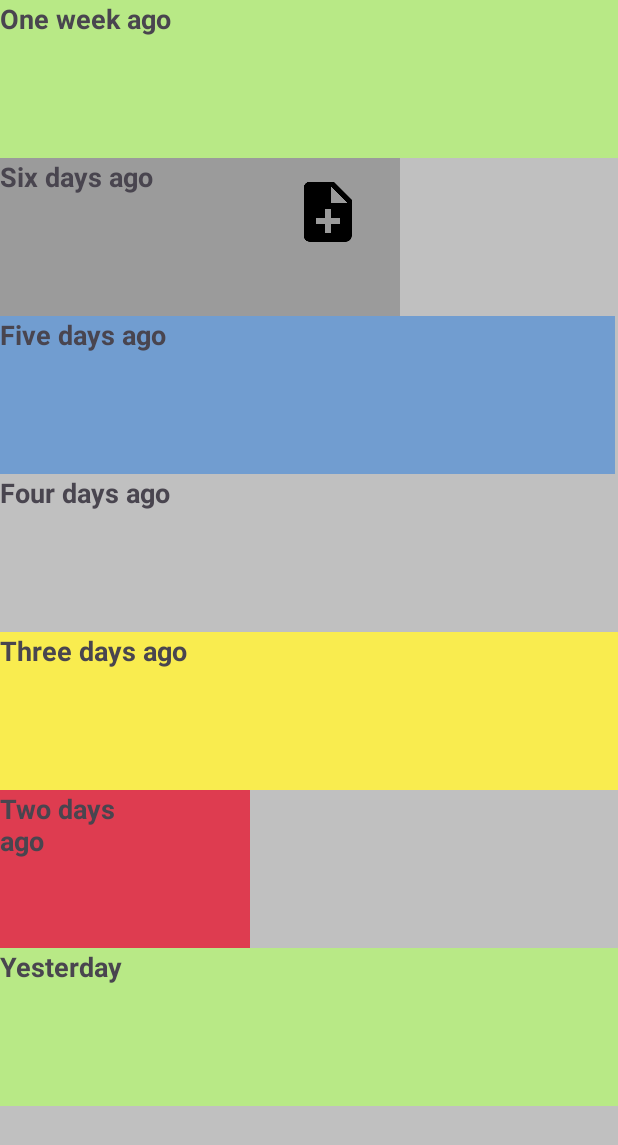
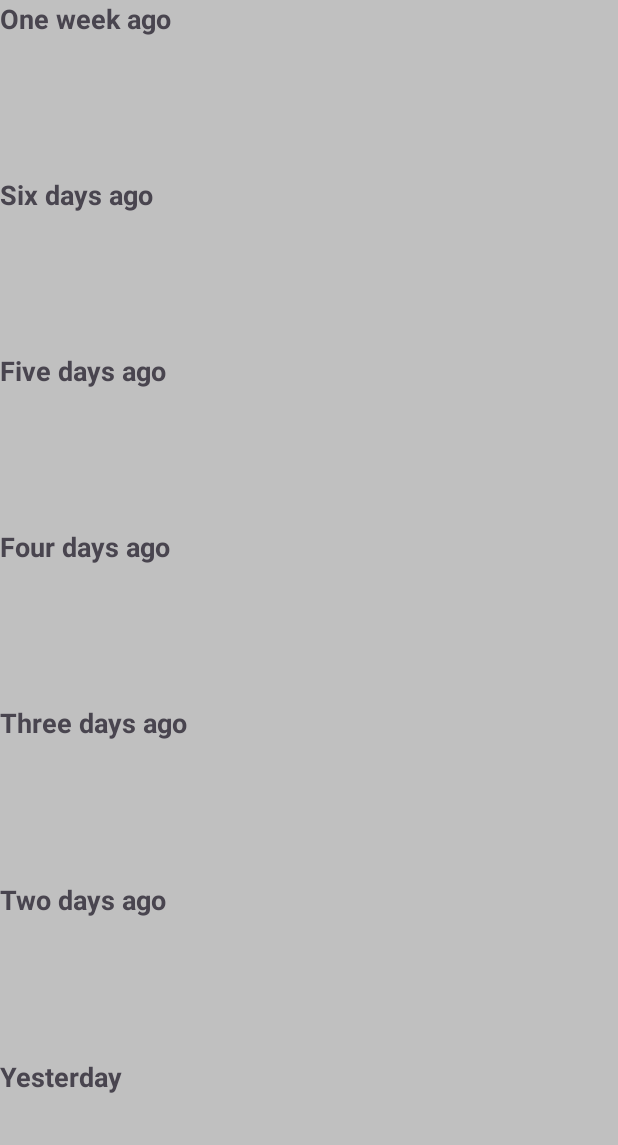
Before and after one commit to sanilveeravu/MoodTracker, an Android app: the screen it shows after launch (GameActivity before the commit, HistoryActivity after it), after a tap on an icon or button, on a phone screen of 412 x 824 dp. Shown: the top 1145 px of the screen. Run offline under Robolectric (Android 15) with nearby library versions, the phone set to English and light mode, and no system bars.

Commit message:
working flow

```diff
--- a/app/src/main/AndroidManifest.xml
+++ b/app/src/main/AndroidManifest.xml
@@ -16,7 +16,7 @@
         android:theme="@style/Theme.MoodTracker"
         tools:targetApi="31">
         <activity
-            android:name=".controller.GameActivity"
+            android:name=".controller.HistoryActivity"
             android:exported="false" />
         <activity
             android:name=".controller.MainActivity"
--- a/app/src/main/java/com/openclassrooms/moodtracker/controller/GameActivity.java
+++ b/app/src/main/java/com/openclassrooms/moodtracker/controller/HistoryActivity.java
@@ -1,47 +1,32 @@
 package com.openclassrooms.moodtracker.controller;
 
 import androidx.annotation.NonNull;
-import androidx.appcompat.app.AlertDialog;
 import androidx.appcompat.app.AppCompatActivity;
-import androidx.appcompat.widget.LinearLayoutCompat;
 
-import android.content.DialogInterface;
-import android.content.Intent;
 import android.os.Bundle;
-import android.os.Handler;
 import android.view.MotionEvent;
 import android.view.View;
 import android.view.ViewGroup;
 import android.widget.FrameLayout;
 import android.widget.ImageButton;
-import android.widget.LinearLayout;
 import android.widget.TextView;
-import android.widget.Button;
 import android.widget.Toast;
 
 import com.fasterxml.jackson.core.type.TypeReference;
-import com.fasterxml.jackson.databind.DeserializationFeature;
 import com.fasterxml.jackson.databind.ObjectMapper;
-import com.fasterxml.jackson.databind.ObjectWriter;
 import com.openclassrooms.moodtracker.R;
 import com.openclassrooms.moodtracker.model.ImageMap;
 import com.openclassrooms.moodtracker.model.Mood;
 import com.openclassrooms.moodtracker.model.MoodHistory;
-import com.openclassrooms.moodtracker.model.Question;
-import com.openclassrooms.moodtracker.model.QuestionBank;
 
 import java.util.ArrayList;
-import java.util.Arrays;
 import java.util.List;
 
 
-public class GameActivity extends AppCompatActivity implements View.OnClickListener
+public class HistoryActivity extends AppCompatActivity implements View.OnClickListener
 {
-
     public static final String MOOD_HISTORY = "MOOD_HISTORY";
     public static final String MOOD_LIST = "MOOD_LIST";
-
-    public static final String BUNDLE_STATE_QUESTION_COUNT = "BUNDLE_STATE_QUESTION_COUNT";
     TextView mOneWeekAgo;
     TextView mSixDaysAgo;
     TextView mFiveDaysAgo;
@@ -65,9 +50,6 @@ public class GameActivity extends AppCompatActivity implements View.OnClickListe
     FrameLayout mFrameButtonThreeDaysAgo;
     FrameLayout mFrameButtonTwoDaysAgo;
     FrameLayout mFrameButtonYesterday;
-
-    Button mGameButton1;
-
 
     ImageButton mone_week_ago_button_noteadd;
     ImageButton msix_days_ago_button_noteadd;
@@ -100,17 +82,14 @@ public class GameActivity extends AppCompatActivity implements View.OnClickListe
     @Override
     protected void onSaveInstanceState(@NonNull Bundle outState) {
         super.onSaveInstanceState(outState);
-        //outState.putInt(BUNDLE_STATE_SCORE,mScore);
-        //outState.putInt(BUNDLE_STATE_QUESTION_COUNT,mRemainingQuestionCount);
     }
 
     @Override
     protected void onCreate(Bundle savedInstanceState) {
-
         try {
 
             super.onCreate(savedInstanceState);
-            setContentView(R.layout.activity_game);
+            setContentView(R.layout.activity_history);
 
             mImageMap = new ImageMap();
 
@@ -149,23 +128,10 @@ public class GameActivity extends AppCompatActivity implements View.OnClickListe
 
             mMoodHistory = new MoodHistory();
 
-
-
-//            getSharedPreferences(MOOD_HISTORY, MODE_PRIVATE)
-//                    .edit()
-//                    .putString(MOOD_LIST, moodHistoryDefault)
-//                    .commit();
-
             String moodHistoryJson = getSharedPreferences(MOOD_HISTORY, MODE_PRIVATE)
                     .getString(MOOD_LIST, getDefaultMoodList());
 
             moodList = mapper.readValue(moodHistoryJson, new TypeReference<List<Mood>>() {});
-
-
-
-            //moodList = mapper.readValue(moodHistoryJson, Mood[].class);
-
-            //mMoodHistory.setMoodList(Arrays.stream(mMoodHistoryCsv.split(",")).mapToInt(Integer::parseInt).toArray());
 
             String mone_week_ago_button_noteadd_text=updateMood(mOneWeekAgo, 0,mFrameOneWeekAgo, mFrameButtonOneWeekAgo,mone_week_ago_button_noteadd);
             String msix_days_ago_button_noteadd_text=updateMood(mSixDaysAgo, 1,mFrameSixDaysAgo, mFrameButtonSixDaysAgo,msix_days_ago_button_noteadd);
@@ -178,49 +144,49 @@ public class GameActivity extends AppCompatActivity implements View.OnClickListe
             mone_week_ago_button_noteadd.setOnClickListener(new View.OnClickListener() {
                 @Override
                 public void onClick(View v) {
-                    Toast.makeText(GameActivity.this, mone_week_ago_button_noteadd_text, Toast.LENGTH_LONG).show();
+                    Toast.makeText(HistoryActivity.this, mone_week_ago_button_noteadd_text, Toast.LENGTH_LONG).show();
                 }
             });
 
             msix_days_ago_button_noteadd.setOnClickListener(new View.OnClickListener() {
                 @Override
                 public void onClick(View v) {
-                    Toast.makeText(GameActivity.this, msix_days_ago_button_noteadd_text, Toast.LENGTH_LONG).show();
+                    Toast.makeText(HistoryActivity.this, msix_days_ago_button_noteadd_text, Toast.LENGTH_LONG).show();
                 }
             });
 
             mfive_days_ago_button_noteadd.setOnClickListener(new View.OnClickListener() {
                 @Override
                 public void onClick(View v) {
-                    Toast.makeText(GameActivity.this, mfive_days_ago_button_noteadd_text, Toast.LENGTH_LONG).show();
+                    Toast.makeText(HistoryActivity.this, mfive_days_ago_button_noteadd_text, Toast.LENGTH_LONG).show();
                 }
             });
 
             mfour_days_ago_button_noteadd.setOnClickListener(new View.OnClickListener() {
                 @Override
                 public void onClick(View v) {
-                    Toast.makeText(GameActivity.this, mfour_days_ago_button_noteadd_text, Toast.LENGTH_LONG).show();
+                    Toast.makeText(HistoryActivity.this, mfour_days_ago_button_noteadd_text, Toast.LENGTH_LONG).show();
                 }
             });
 
             mthree_days_ago_button_noteadd.setOnClickListener(new View.OnClickListener() {
                 @Override
                 public void onClick(View v) {
-                    Toast.makeText(GameActivity.this, mthree_days_ago_button_noteadd_text, Toast.LENGTH_LONG).show();
+                    Toast.makeText(HistoryActivity.this, mthree_days_ago_button_noteadd_text, Toast.LENGTH_LONG).show();
                 }
             });
 
             mtwo_days_ago_button_noteadd.setOnClickListener(new View.OnClickListener() {
                 @Override
                 public void onClick(View v) {
-                    Toast.makeText(GameActivity.this, mtwo_days_ago_button_noteadd_text, Toast.LENGTH_LONG).show();
+                    Toast.makeText(HistoryActivity.this, mtwo_days_ago_button_noteadd_text, Toast.LENGTH_LONG).show();
                 }
             });
 
             myesterday_button_noteadd.setOnClickListener(new View.OnClickListener() {
                 @Override
                 public void onClick(View v) {
-                    Toast.makeText(GameActivity.this, myesterday_button_noteadd_text, Toast.LENGTH_LONG).show();
+                    Toast.makeText(HistoryActivity.this, myesterday_button_noteadd_text, Toast.LENGTH_LONG).show();
                 }
             });
         }
@@ -261,13 +227,13 @@ public class GameActivity extends AppCompatActivity implements View.OnClickListe
 
         try {
             moodListDefault = new ArrayList();
-            moodListDefault.add(new Mood(R.drawable.ic_smiley_happy, "Super Happy"));
-            moodListDefault.add(new Mood(R.drawable.ic_smiley_disappointed, "Hmm"));
-            moodListDefault.add(new Mood(R.drawable.ic_smiley_normal, ""));
             moodListDefault.add(new Mood(0, ""));
-            moodListDefault.add(new Mood(R.drawable.ic_smiley_super_happy, "Wow again"));
-            moodListDefault.add(new Mood(R.drawable.ic_smiley_sad, ""));
-            moodListDefault.add(new Mood(R.drawable.ic_smiley_happy, "Happy Happy"));
+            moodListDefault.add(new Mood(0, ""));
+            moodListDefault.add(new Mood(0, ""));
+            moodListDefault.add(new Mood(0, ""));
+            moodListDefault.add(new Mood(0, ""));
+            moodListDefault.add(new Mood(0, ""));
+            moodListDefault.add(new Mood(0, ""));
 
             moodHistoryDefault = mapper.writeValueAsString(moodListDefault);
         }
@@ -281,33 +247,7 @@ public class GameActivity extends AppCompatActivity implements View.OnClickListe
 
     @Override
     public void onClick(View v) {
-        int index;
-//        if (v == mGameButton1) {
-//            index = 0;
-//        } else if (v == mGameButton2) {
-//            index = 1;
-//        } else if (v == mGameButton3) {
-//            index = 2;
-//        } else if (v == mGameButton4) {
-//            index = 3;
-//        } else {
-//            throw new IllegalStateException("Unknown View " + v);
-//        }
-//
-//        if (index == mQuestionBank.getCurrentQuestion().getAnswerIndex()){
-//            mScore++;
-//            Toast.makeText(this, "Correct", Toast.LENGTH_LONG).show();
-//        } else {
-//            Toast.makeText(this, "Incorrect", Toast.LENGTH_LONG).show();
-//        }
-//        mEnableTouchEvents = false;
-//        new Handler().postDelayed(new Runnable() {
-//            @Override
-//            public void run() {
-//                endGame();
-//                mEnableTouchEvents = true;
-//            }
-//        },2000);
+
     }
 
 }
--- a/app/src/main/java/com/openclassrooms/moodtracker/controller/MainActivity.java
+++ b/app/src/main/java/com/openclassrooms/moodtracker/controller/MainActivity.java
@@ -6,7 +6,6 @@ import android.app.job.JobScheduler;
 import android.content.ComponentName;
 import android.content.DialogInterface;
 import android.content.Intent;
-import android.graphics.Color;
 import android.media.MediaPlayer;
 import android.os.Bundle;
 
@@ -14,29 +13,23 @@ import androidx.annotation.Nullable;
 import androidx.appcompat.app.AppCompatActivity;
 import androidx.appcompat.widget.LinearLayoutCompat;
 
-import android.text.Editable;
-import android.text.InputType;
-import android.text.TextWatcher;
 import android.view.GestureDetector;
 import android.view.MotionEvent;
 import android.view.View;
 import android.widget.EditText;
 import android.widget.ImageButton;
 import android.widget.TextView;
-import android.widget.Button;
 import android.widget.Toast;
 
 import com.openclassrooms.moodtracker.R;
 import com.openclassrooms.moodtracker.model.ImageMap;
 import com.openclassrooms.moodtracker.service.HistoryJob;
 
-import java.util.ArrayList;
 import java.util.Arrays;
-import java.util.HashMap;
 import java.util.List;
 
 public class MainActivity extends AppCompatActivity {
-    public static final int GAME_ACTIVITY_REQUEST_CODE = 42;
+    public static final int HISTORY_ACTIVITY_REQUEST_CODE = 42;
     public static final String SHARED_USER_DATA = "SHARED_USER_DATA";
     public static final String SHARED_USER_MOOD = "SHARED_INDEX_COUNTER";
     public static final String SHARED_USER_MOOD_COMMENT = "SHARED_USER_MOOD_COMMENT";
@@ -70,7 +63,7 @@ public class MainActivity extends AppCompatActivity {
     @Override
     protected void onActivityResult(int requestCode, int resultCode, @Nullable Intent data) {
         super.onActivityResult(requestCode, resultCode, data);
-        if(GAME_ACTIVITY_REQUEST_CODE == requestCode && RESULT_OK == resultCode){
+        if(HISTORY_ACTIVITY_REQUEST_CODE == requestCode && RESULT_OK == resultCode){
             // fetch score from intent
             //int score = data.getIntExtra(GameActivity.BUNDLE_EXTRA_SCORE,0);
         }
@@ -82,34 +75,10 @@ public class MainActivity extends AppCompatActivity {
         mImageMap=new ImageMap();
         setContentView(R.layout.activity_main);
 
-
-//        String firstName=getSharedPreferences(SHARED_PREF_USER_INFO,MODE_PRIVATE)
-//                .getString(SHARED_PERF_USER_INFO_NAME,null);
-
-//        mGreetingTextView = findViewById(R.id.main_textview_greeting);
-//        mNameEditText = findViewById(R.id.main_edittext_greeting);
         mMoodButton = findViewById(R.id.main_button_happysmiley);
         mBackground = (LinearLayoutCompat) findViewById(R.id.main_background);
         mMainNoteaddButton = findViewById(R.id.main_button_noteadd);
         mMainHistoryButton = findViewById(R.id.main_button_history);
-
-//        mPlayButton.setEnabled(false);
-//        mNameEditText.addTextChangedListener(new TextWatcher() {
-//            @Override
-//            public void beforeTextChanged(CharSequence s, int start, int count, int after) {
-//
-//            }
-//
-//            @Override
-//            public void onTextChanged(CharSequence s, int start, int before, int count) {
-//
-//            }
-//
-//            @Override
-//            public void afterTextChanged(Editable s) {
-//                mPlayButton.setEnabled(!s.toString().isEmpty());
-//            }
-//        });
 
         mMoodButton.setOnClickListener(new View.OnClickListener() {
             @Override
@@ -119,8 +88,6 @@ public class MainActivity extends AppCompatActivity {
                         .putInt(SHARED_USER_MOOD,imageSequence.get(currentIndex))
                         .commit();
                 playSound(imageSequence.get(currentIndex));
-                //Toast.makeText(MainActivity.this, "You clicked Happy", Toast.LENGTH_LONG).show();
-
             }
         });
 
@@ -130,8 +97,8 @@ public class MainActivity extends AppCompatActivity {
             @Override
             public void onClick(View v) {
                 Toast.makeText(MainActivity.this, "You clicked History", Toast.LENGTH_LONG).show();
-                Intent gameActivityIntent = new Intent(MainActivity.this, GameActivity.class);
-                startActivityForResult(gameActivityIntent, GAME_ACTIVITY_REQUEST_CODE);
+                Intent historyActivityIntent = new Intent(MainActivity.this, HistoryActivity.class);
+                startActivityForResult(historyActivityIntent, HISTORY_ACTIVITY_REQUEST_CODE);
 
             }
         });
@@ -143,13 +110,9 @@ public class MainActivity extends AppCompatActivity {
             public void onClick(View v) {
 
                 View customDialogView = getLayoutInflater().inflate(R.layout.custom_dialog, null);
-
-                //final EditText input = new EditText(MainActivity.this);
-
                 //customDialogView
                 EditText editText = customDialogView.findViewById(R.id.edit_text);
 
-                //input.setInputType(InputType.TYPE_CLASS_TEXT);
                 new AlertDialog.Builder(MainActivity.this)
                         //.setTitle("Comment")
                         //.setMessage("Comment")
@@ -174,8 +137,6 @@ public class MainActivity extends AppCompatActivity {
 
 
                 Toast.makeText(MainActivity.this, editText.getText().toString(), Toast.LENGTH_LONG).show();
-                //Intent gameActivityIntent = new Intent(MainActivity.this, GameActivity.class);
-//                startActivityForResult(gameActivityIntent, GAME_ACTIVITY_REQUEST_CODE);
 
             }
         });
@@ -189,7 +150,8 @@ public class MainActivity extends AppCompatActivity {
                 .setRequiresCharging(false)
                 .setRequiredNetworkType(JobInfo.NETWORK_TYPE_ANY)
                 .setPersisted(true)
-                .setPeriodic(1 * 60 * 1000)
+                //.setPeriodic(1 * 60 * 1000)
+                .setMinimumLatency(60*1000)
                 .build();
 
         JobScheduler scheduler = (JobScheduler) getSystemService(JOB_SCHEDULER_SERVICE);
--- a/app/src/main/res/layout/activity_game.xml
+++ b/app/src/main/res/layout/activity_history.xml
@@ -6,13 +6,15 @@
     android:layout_width="match_parent"
     android:layout_height="match_parent"
     android:orientation="vertical"
+    android:weightSum="100"
     android:background="@color/light_grey"
-    tools:context="com.openclassrooms.moodtracker.controller.GameActivity">
+    tools:context="com.openclassrooms.moodtracker.controller.HistoryActivity">
 
 
     <LinearLayout
         android:layout_width="match_parent"
-        android:layout_height="105dp"
+        android:layout_height="0dp"
+        android:layout_weight="14.28"
         android:orientation="horizontal">
 
         <FrameLayout
@@ -63,7 +65,8 @@
 
     <LinearLayout
         android:layout_width="match_parent"
-        android:layout_height="105dp"
+        android:layout_height="0dp"
+        android:layout_weight="14.28"
         android:orientation="horizontal">
 
         <FrameLayout
@@ -113,7 +116,8 @@
 
     <LinearLayout
         android:layout_width="match_parent"
-        android:layout_height="105dp"
+        android:layout_height="0dp"
+        android:layout_weight="14.28"
         android:orientation="horizontal">
 
         <FrameLayout
@@ -163,7 +167,8 @@
 
     <LinearLayout
         android:layout_width="match_parent"
-        android:layout_height="105dp"
+        android:layout_height="0dp"
+        android:layout_weight="14.28"
         android:orientation="horizontal">
 
         <FrameLayout
@@ -213,7 +218,8 @@
 
     <LinearLayout
         android:layout_width="match_parent"
-        android:layout_height="105dp"
+        android:layout_height="0dp"
+        android:layout_weight="14.28"
         android:orientation="horizontal">
 
         <FrameLayout
@@ -263,7 +269,8 @@
 
     <LinearLayout
         android:layout_width="match_parent"
-        android:layout_height="105dp"
+        android:layout_height="0dp"
+        android:layout_weight="14.28"
         android:orientation="horizontal">
 
         <FrameLayout
@@ -313,7 +320,8 @@
 
     <LinearLayout
         android:layout_width="match_parent"
-        android:layout_height="105dp"
+        android:layout_height="0dp"
+        android:layout_weight="14.28"
         android:orientation="horizontal">
 
         <FrameLayout
```
Also changed, not shown: app/src/main/java/com/openclassrooms/moodtracker/model/Question.java (deleted, +0 -40 lines), app/src/main/java/com/openclassrooms/moodtracker/model/QuestionBank.java (deleted, +0 -37 lines), app/src/main/java/com/openclassrooms/moodtracker/service/HistoryJob.java (+32 -0 lines).
